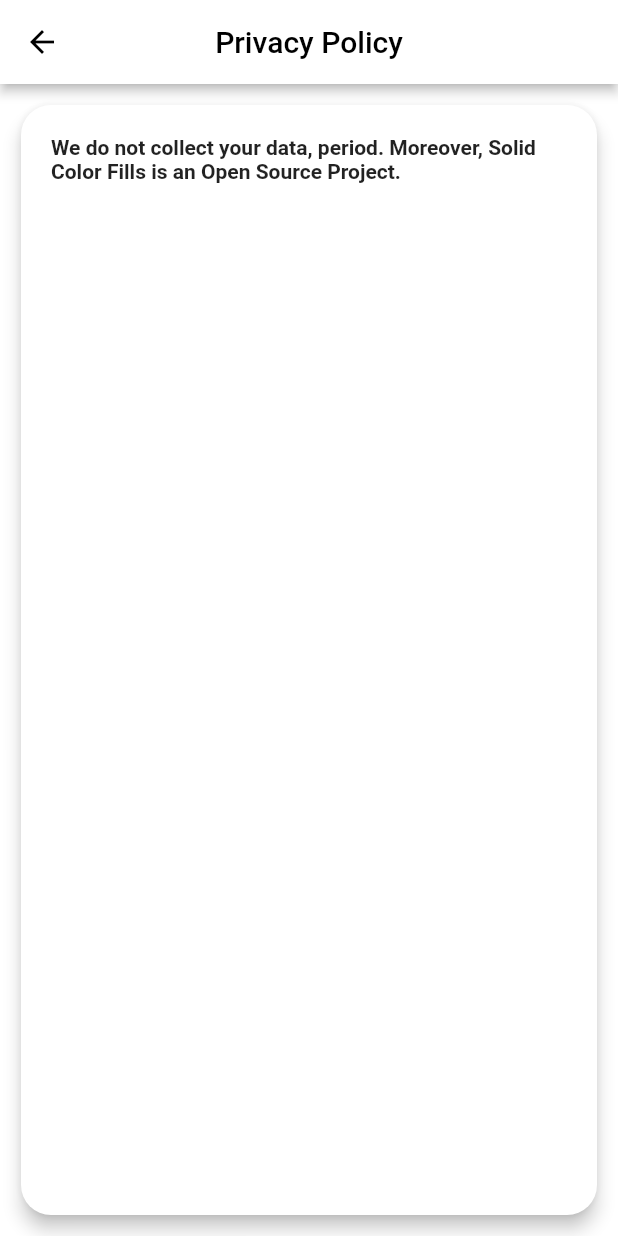
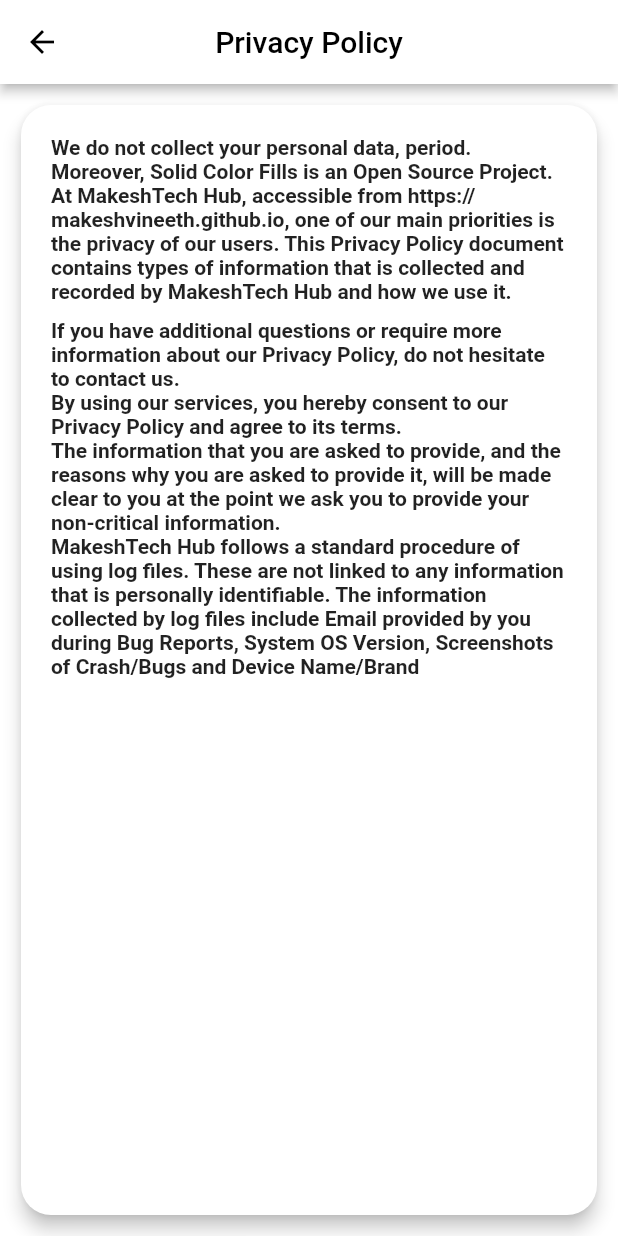
Before and after one commit to MakeshVineeth/solid_color_fills, a Flutter app: the PrivacyPolicy screen opened by its route, on a phone screen of 412 x 824 dp. Run offline on Flutter 3.47's test engine with Material 2 defaults, Android fonts, the phone set to English and light mode, and no system bars; our stand-ins replace convex_bottom_bar, fluentui_system_icons, flutter_colorpicker, flutter_riverpod, modal_bottom_sheet, theme_provider and 1 more; missing offline and left inert: flutter_animator, flutter_material_color_picker, flutter_statusbarcolor, system_properties, wallpaper_manager.

Commit message:
privacy policy

```diff
--- a/lib/UI/privacy_policy.dart
+++ b/lib/UI/privacy_policy.dart
@@ -2,7 +2,32 @@
 
 class PrivacyPolicy extends StatelessWidget {
   final text =
-      'We do not collect your data, period. Moreover, Solid Color Fills is an Open Source Project.';
+      'We do not collect your personal data, period. Moreover, Solid Color Fills is an Open Source Project. At MakeshTech Hub, accessible from https://makeshvineeth.github.io, one of our main priorities is the privacy of our users. This Privacy Policy document contains types of information that is collected and recorded by MakeshTech Hub and how we use it.';
+
+  final text1 =
+      'If you have additional questions or require more information about our Privacy Policy, do not hesitate to contact us.';
+
+  final h2 = 'Consent';
+  final text2 =
+      'By using our services, you hereby consent to our Privacy Policy and agree to its terms.';
+
+  final text3 =
+      'The information that you are asked to provide, and the reasons why you are asked to provide it, will be made clear to you at the point we ask you to provide your non-critical information.';
+
+  final h4 = 'Log Files';
+  final text4 =
+      'MakeshTech Hub follows a standard procedure of using log files. These are not linked to any information that is personally identifiable. The information collected by log files include Email provided by you during Bug Reports, System OS Version, Screenshots of Crash/Bugs and Device Name/Brand';
+
+  final h5 = 'How we use your information';
+  final text5 =
+      'This non-critical data will only be used for fixing the reported bugs and will NEVER be shared with anyone or any third-party services. Occasionally, we might ask you for your email for any bug report that you have submitted. This will only be used for contacting you (with your permission) and discuss about that aforementioned bug report, nothing else.';
+
+  final h6 = 'Advertising Partners Privacy Policies';
+  final text6 =
+      'MakeshTech Hub\'s Privacy Policy does not apply to other advertisers. Thus, we are advising you to consult the respective Privacy Policies of these third-party ad servers for more detailed information.';
+
+  final text7 =
+      'If any of our apps are supported by Ads, be assured that we will also provide an option to disable them through a much affordable in-app purchase. We would also provide an option to disable Interest-Based Ads, thus less tracking, for the people who do not intend to pay.';
 
   @override
   Widget build(BuildContext context) {
@@ -18,9 +43,34 @@
           elevation: 5,
           child: Padding(
             padding: const EdgeInsets.all(20.0),
-            child: Text(
-              text,
-              style: TextStyle(fontWeight: FontWeight.w600),
+            child: SingleChildScrollView(
+              physics: BouncingScrollPhysics(
+                  parent: AlwaysScrollableScrollPhysics()),
+              child: Column(
+                children: [
+                  Text(
+                    text,
+                    style: TextStyle(fontWeight: FontWeight.w600),
+                  ),
+                  SizedBox(height: 10),
+                  Text(
+                    text1,
+                    style: TextStyle(fontWeight: FontWeight.w600),
+                  ),
+                  Text(
+                    text2,
+                    style: TextStyle(fontWeight: FontWeight.w600),
+                  ),
+                  Text(
+                    text3,
+                    style: TextStyle(fontWeight: FontWeight.w600),
+                  ),
+                  Text(
+                    text4,
+                    style: TextStyle(fontWeight: FontWeight.w600),
+                  ),
+                ],
+              ),
             ),
           ),
         ),
```
